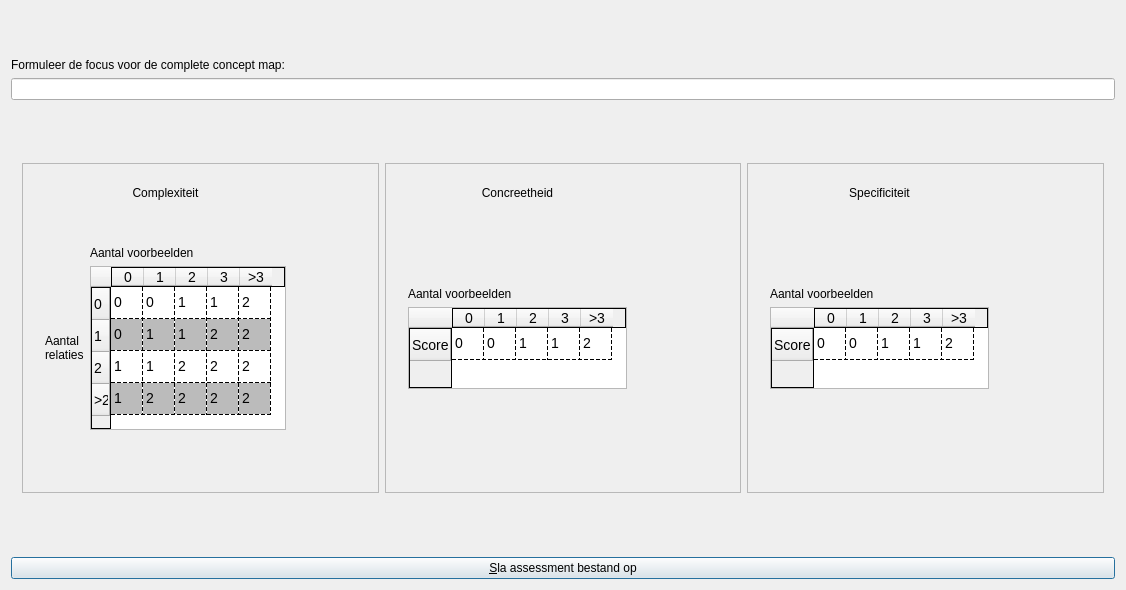
Qt form qtbrainweavercreateassessmentdialog.ui (richelbilderbeek/BrainWeaver) before a commit.
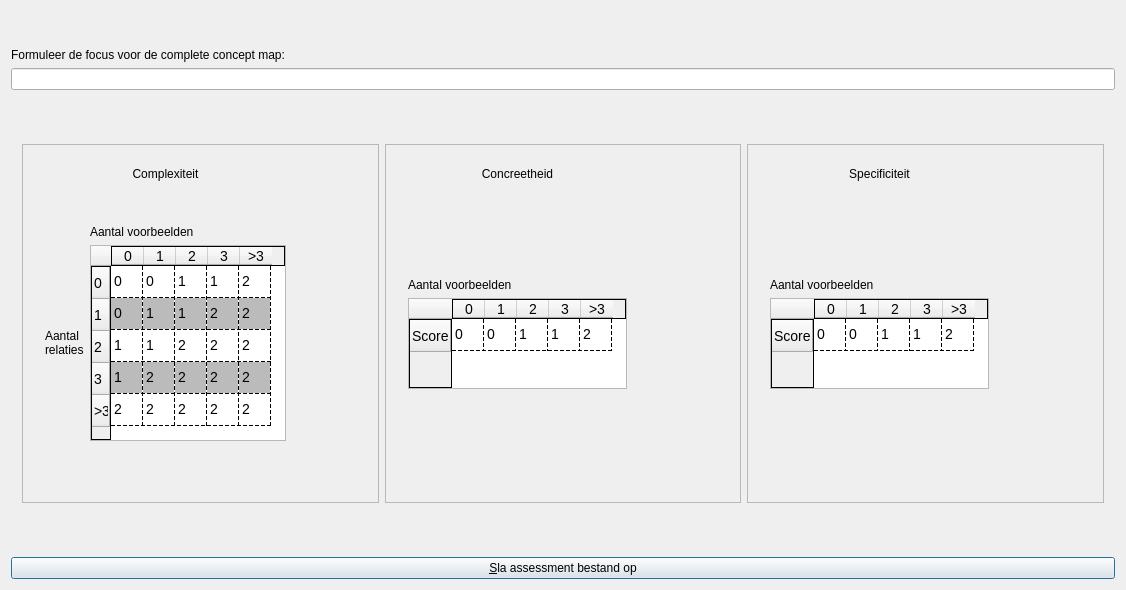
The same form after that commit. Icons and pictures are not drawn.

Commit message: Add extra row in complexity suggestion, fix #292

Diff of the .ui file:
```diff
--- a/qtbrainweavercreateassessmentdialog.ui
+++ b/qtbrainweavercreateassessmentdialog.ui
@@ -196,7 +196,12 @@
               </row>
               <row>
                <property name="text">
-                <string>&gt;2</string>
+                <string>3</string>
+               </property>
+              </row>
+              <row>
+               <property name="text">
+                <string>&gt;3</string>
                </property>
               </row>
               <column>
@@ -324,6 +329,31 @@
                 <string>2</string>
                </property>
               </item>
+              <item row="4" column="0">
+               <property name="text">
+                <string>2</string>
+               </property>
+              </item>
+              <item row="4" column="1">
+               <property name="text">
+                <string>2</string>
+               </property>
+              </item>
+              <item row="4" column="2">
+               <property name="text">
+                <string>2</string>
+               </property>
+              </item>
+              <item row="4" column="3">
+               <property name="text">
+                <string>2</string>
+               </property>
+              </item>
+              <item row="4" column="4">
+               <property name="text">
+                <string>2</string>
+               </property>
+              </item>
              </widget>
             </item>
             <item row="4" column="1">
```
